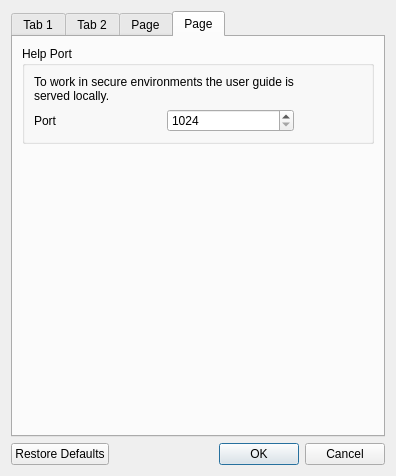
sysal1280/passwords, file ui/preferencesdialog.ui: the form before one commit.
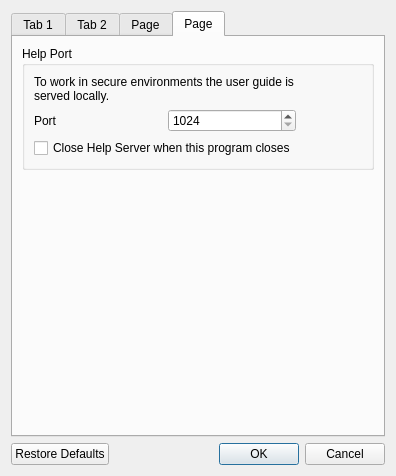
The form after the commit. The open tabs and pages were chosen to show the change.

Commit message: Rewrote launchHelperProcess to track the help server and optionally close it when the application closes. Configurable in Settings.

```diff
--- a/ui/preferencesdialog.ui
+++ b/ui/preferencesdialog.ui
@@ -396,6 +396,13 @@
             </property>
            </spacer>
           </item>
+          <item row="2" column="0">
+           <widget class="QCheckBox" name="checkBoxCloseHelpServer">
+            <property name="text">
+             <string>Close Help Server when this program closes</string>
+            </property>
+           </widget>
+          </item>
          </layout>
         </widget>
        </item>
```
Left out of the diff: 22 changed lines with no effect on the pictures. The commit also changes 6 other files.
